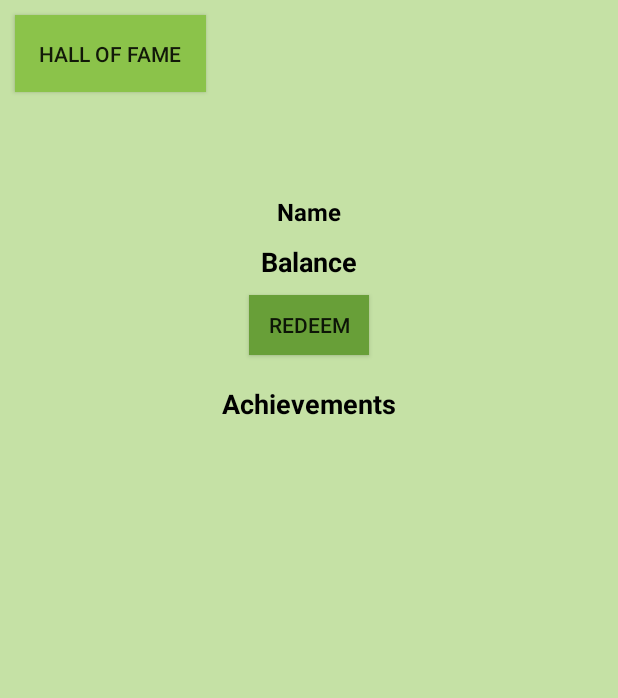
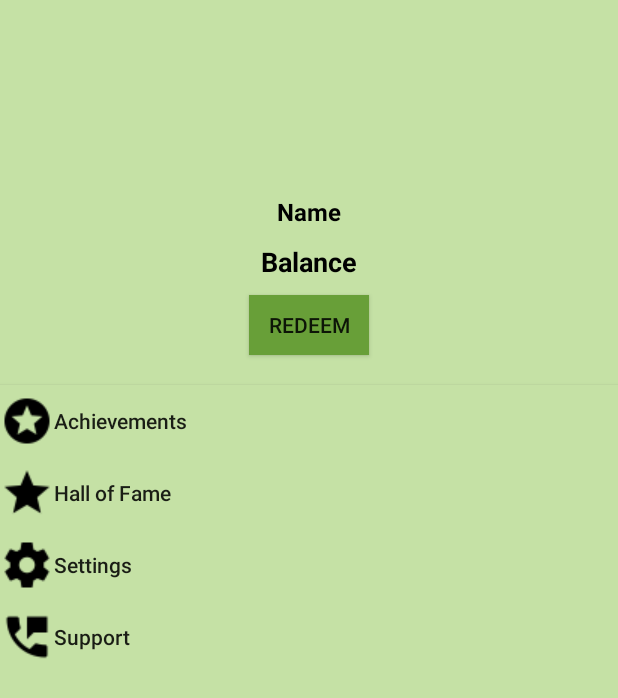
Before and after one commit to dgounaris/Crowdhackathon, an Android app: the layout fragment_profile_fragment.xml on its own in the app's theme, with its tools: preview values and no code run, on a phone screen of 412 x 824 dp. Shown: the top 698 px of the screen. Run offline under Robolectric (Android 15) with nearby library versions, the phone set to English and light mode, and no system bars; network calls fail.

Commit message:
Added button for achievements + scrollView
New Classes:
-Trophy_Fragment
New XML Files:
-fragment_trophy_fragment
Changed:
-profile_fragment
Added new drawables

```diff
--- a/SCH/app/src/main/res/layout/fragment_profile_fragment.xml
+++ b/SCH/app/src/main/res/layout/fragment_profile_fragment.xml
@@ -5,6 +5,11 @@
     tools:context=".layout.profile_fragment">
 
     <!-- TODO: Update blank fragment layout -->
+    <ScrollView
+        android:layout_width="match_parent"
+        android:layout_height="match_parent"
+        android:background="#C5E1A5">
+
         <LinearLayout
             android:layout_width="match_parent"
             android:layout_height="match_parent"
@@ -22,14 +27,7 @@
                 android:layout_centerHorizontal="true"
                 android:layout_marginTop="20dp" />
 
-        <Button
-            android:id="@+id/hof_button"
-            android:layout_width="wrap_content"
-            android:layout_height="wrap_content"
-            android:padding="16dp"
-            android:layout_margin="10dp"
-            android:background="@color/colorPrimary"
-            android:text="Hall of fame"/>
+
 
         </RelativeLayout>
 
@@ -65,23 +63,60 @@
                 android:text="Redeem"
                 android:background="@color/colorPrimaryDark" />
 
-        <TextView
-            android:layout_width="wrap_content"
+            <!--<TextView-->
+                <!--android:layout_width="wrap_content"-->
+                <!--android:layout_height="wrap_content"-->
+                <!--android:layout_gravity="center"-->
+                <!--android:layout_marginTop="20dp"-->
+                <!--android:text="Achievements"-->
+                <!--android:textColor="@color/black"-->
+                <!--android:textSize="18sp"-->
+                <!--android:textStyle="bold" />-->
+
+
+            <Button
+                android:id="@+id/trophy_button"
+                android:layout_width="fill_parent"
                 android:layout_height="wrap_content"
-            android:layout_gravity="center"
+                android:drawableStart="@drawable/ic_stars_black_24dp"
                 android:layout_marginTop="20dp"
+                android:textAllCaps="false"
                 android:text="Achievements"
-            android:textColor="@color/black"
-            android:textSize="18sp"
-            android:textStyle="bold" />
+                android:gravity="center_vertical"
+                android:background="#C5E1A5"></Button>
 
-        <ListView
-            android:id="@+id/trophy_list"
-            android:layout_width="wrap_content"
+            <Button
+                android:id="@+id/hof_button"
+                android:layout_width="fill_parent"
                 android:layout_height="wrap_content"
-            android:layout_marginTop="20dp"
-            android:background="#ffffff"></ListView>
+                android:drawableStart="@drawable/ic_star_black_24dp"
+                android:textAllCaps="false"
+                android:gravity="center_vertical"
+                android:background="#C5E1A5"
+                android:text="Hall of Fame"/>
+
+            <Button
+                android:id="@+id/settings"
+                android:layout_width="fill_parent"
+                android:layout_height="wrap_content"
+                android:drawableStart="@drawable/ic_settings_black_24dp"
+                android:textAllCaps="false"
+                android:gravity="center_vertical"
+                android:background="#C5E1A5"
+                android:text="Settings"/>
+
+            <Button
+                android:id="@+id/support"
+                android:layout_width="fill_parent"
+                android:layout_height="wrap_content"
+                android:drawableStart="@drawable/ic_perm_phone_msg_black_24dp"
+                android:textAllCaps="false"
+                android:gravity="center_vertical"
+                android:background="#C5E1A5"
+                android:text="Support"/>
+
 
         </LinearLayout>
+    </ScrollView>
 
 </FrameLayout>
```
Also changed, not shown: SCH/app/src/main/java/dgounaris/dev/sch/Utils/Trophy_Fragment.java (added, +60 -0 lines), SCH/app/src/main/java/dgounaris/dev/sch/layout/profile_fragment.java (+24 -9 lines), SCH/app/src/main/res/layout/fragment_trophy_fragment.xml (added, +13 -0 lines), SCH/app/src/main/res/drawable/ic_perm_phone_msg_black_24dp.png (added), SCH/app/src/main/res/drawable/ic_settings_black_24dp.png (added), SCH/app/src/main/res/drawable/ic_star_black_24dp.png (added), 3 other files. Lines whose indentation alone changed are shown as unchanged.
